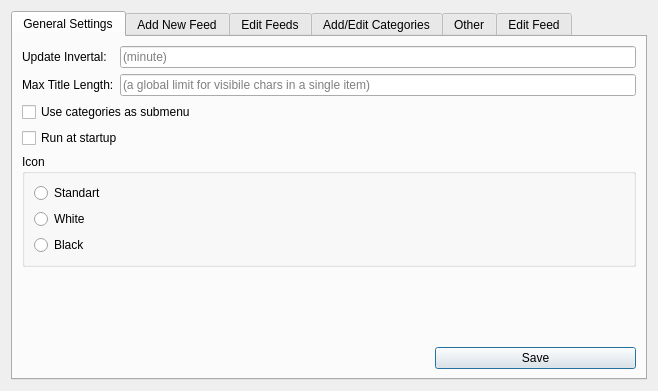
First picture: the form in src/settingsdialog.ui, repository isamert/feeder, before the edit.
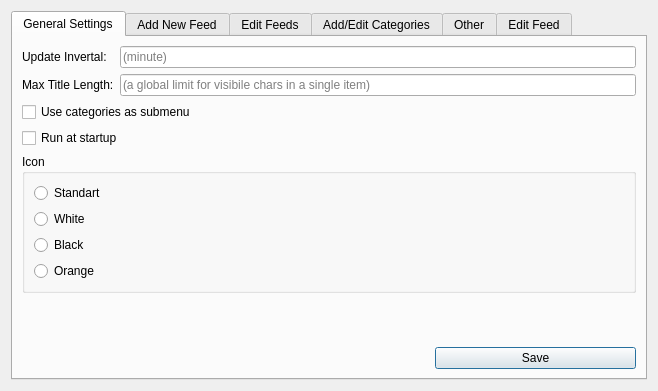
Second picture: the form after the edit. The open tabs and pages were chosen to show the change.

Commit message: add orange icon

The edit to the form file:
```diff
--- a/src/settingsdialog.ui
+++ b/src/settingsdialog.ui
@@ -118,6 +118,13 @@
               </property>
              </widget>
             </item>
+            <item row="3" column="0">
+             <widget class="QRadioButton" name="iconOrange">
+              <property name="text">
+               <string>Orange</string>
+              </property>
+             </widget>
+            </item>
            </layout>
           </widget>
          </item>
```
Left out of the diff: 2 changed lines with no effect on the pictures. The commit also changes 4 other files.
